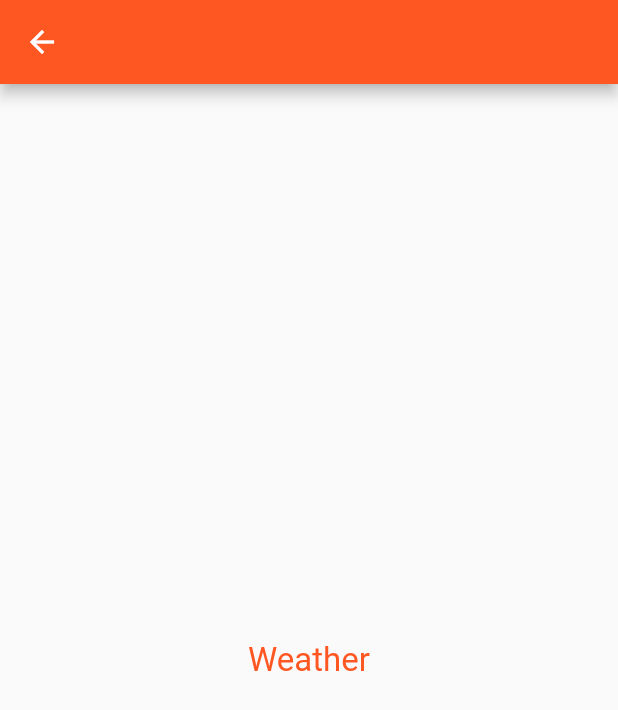
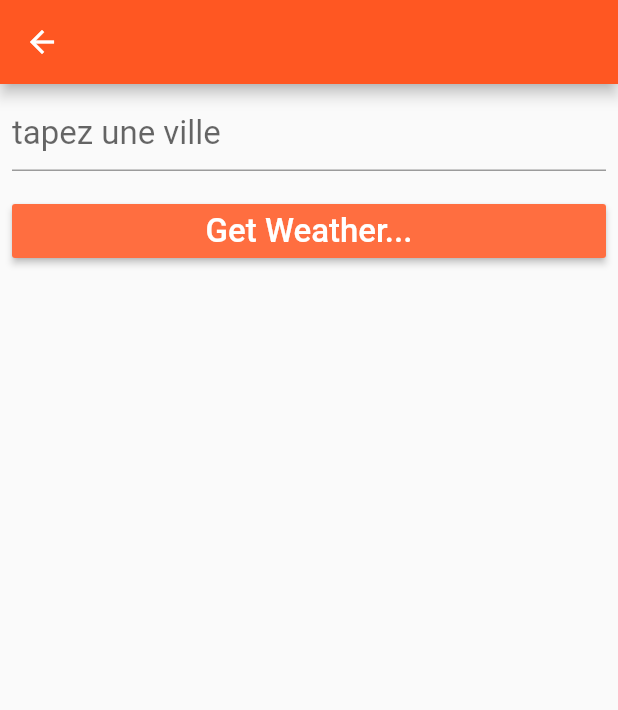
Before and after one commit to AhmedJoti/Mobile, a Flutter app: the screen it shows after launch, in the side drawer, after a tap on "Weather", on a phone screen of 412 x 824 dp. Shown: the top 710 px of the screen. Run offline on Flutter 3.47's test engine with Material 2 defaults, Android fonts, the phone set to English and light mode, and no system bars.

Commit message:
weather done

```diff
--- a/flutter/first_app_bdcc/lib/weather.dart
+++ b/flutter/first_app_bdcc/lib/weather.dart
@@ -1,12 +1,63 @@
 import 'package:flutter/material.dart';
+import './weather-details.dart';
 
 
-class Weather  extends StatelessWidget {
+class Weather  extends StatefulWidget {
+  @override
+  _WeatherState createState() => _WeatherState();
+}
+
+class _WeatherState extends State<Weather> {
+
+  String city="";
+  TextEditingController cityEditingController = new TextEditingController();
+
   @override
   Widget build(BuildContext context) {
     return Scaffold(
-      appBar: AppBar(backgroundColor: Colors.deepOrange,),
-      body: Center(child: Text('Weather',style: TextStyle(fontSize:22,color:Colors.deepOrange ),)),
+      appBar: AppBar(backgroundColor: Colors.deepOrange,title: Text(city),),
+      body: Column(
+        children: <Widget>[
+          Padding(
+            padding: const EdgeInsets.all(8.0),
+            child: Container(
+              child: TextField(
+                decoration: InputDecoration(hintText: 'tapez une ville'),
+                  style: TextStyle(
+                      fontSize: 22),
+                controller: cityEditingController,
+                onChanged: (value){
+                   setState(() {
+                     this.city=value;              });
+                },
+                onSubmitted:(value){
+                  Navigator.push(context, MaterialPageRoute(builder:(context)=>WeatherDetails(city)));
+                  cityEditingController.text="";
+                },
+              ),
+            ),
+          ),
+          Container(
+            width: double.infinity,
+            child: Padding(
+              padding: const EdgeInsets.all(8.0),
+              child: RaisedButton(
+                onPressed: (){
+                  Navigator.push(context, MaterialPageRoute(builder:(context)=>WeatherDetails(city)));
+                  cityEditingController.text="";
+                },
+                color : Colors.deepOrangeAccent,
+                textColor: Colors.white,
+                child: Text('Get Weather...',style: TextStyle(fontSize: 22,color:Colors.white),),
+
+              ),
+            ),
+          )
+
+        ],
+
+
+      ),
 
 
     );
--- a/flutter/first_app_bdcc/pubspec.yaml
+++ b/flutter/first_app_bdcc/pubspec.yaml
@@ -32,6 +32,8 @@ dependencies:
 dev_dependencies:
   flutter_test:
     sdk: flutter
+  http:
+  intl:
 
 # For information on the generic Dart part of this file, see the
 # following page: https://dart.dev/tools/pub/pubspec
@@ -47,6 +49,10 @@ flutter:
   # To add assets to your application, add an assets section, like this:
   assets:
      - images/Birman.jpeg
+     - images/rain.png
+     - images/clear.png
+     - images/snow.png
+     - images/clouds.png
   #   - images/a_dot_ham.jpeg
 
   # An image asset can refer to one or more resolution-specific "variants", see
```
Also changed, not shown: flutter/first_app_bdcc/lib/weather-details.dart (added, +100 -0 lines), flutter/first_app_bdcc/images/clear.png (added), flutter/first_app_bdcc/images/clouds.png (added), flutter/first_app_bdcc/images/rain.png (added), flutter/first_app_bdcc/images/snow.png (added), flutter/first_app_bdcc/pubspec.lock.
